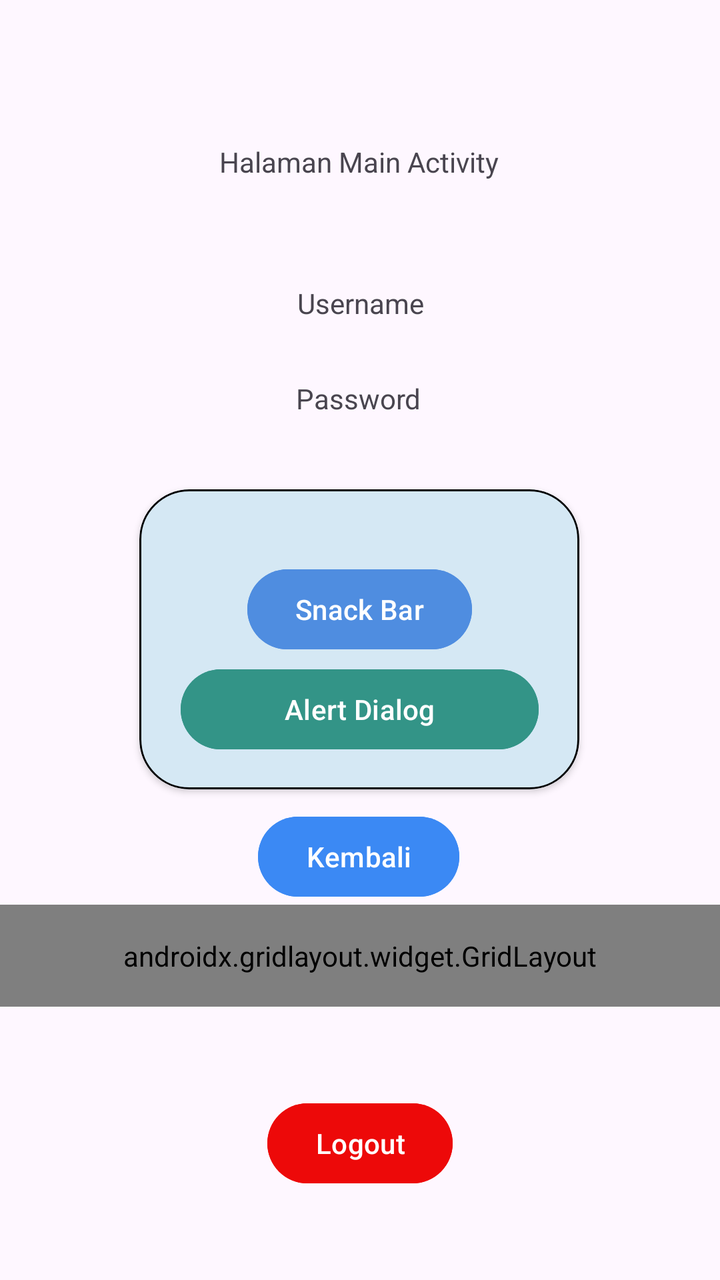
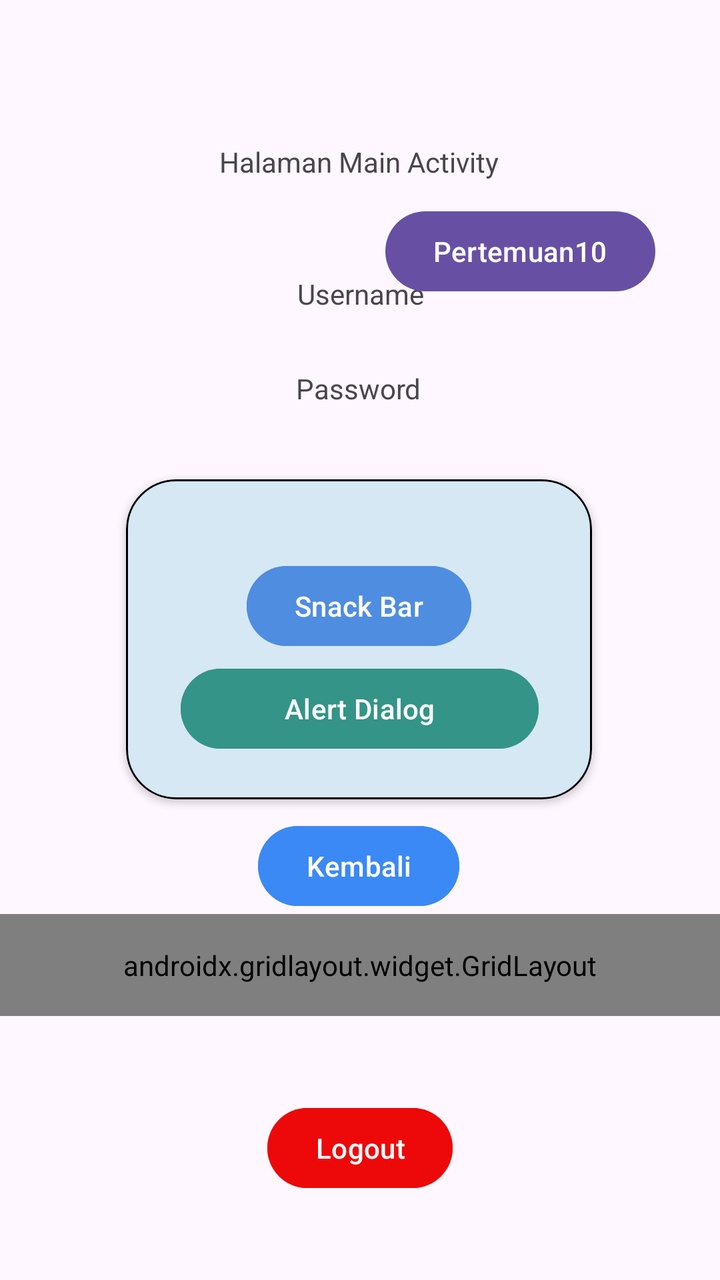

Two renders of the same Android screen: before a commit and after it. Below are the layout's source before the change and the commit's diff.
<!-- AndroidManifest.xml: application theme Theme.Rizky3TIB -->
<!-- res/layout/fragment_home.xml -->
<?xml version="1.0" encoding="utf-8"?>
<androidx.constraintlayout.widget.ConstraintLayout xmlns:android="http://schemas.android.com/apk/res/android"
    xmlns:tools="http://schemas.android.com/tools"
    android:layout_width="match_parent"
    android:layout_height="match_parent"
    xmlns:app="http://schemas.android.com/apk/res-auto"
    tools:context=".Home.HomeFragment">


    <TextView
        android:id="@+id/txtUsername"
        android:layout_width="wrap_content"
        android:layout_height="wrap_content"
        android:layout_marginBottom="24dp"
        android:text="Username"
        app:layout_constraintBottom_toTopOf="@+id/txtPassword"
        app:layout_constraintEnd_toEndOf="parent"
        app:layout_constraintHorizontal_bias="0.501"
        app:layout_constraintStart_toStartOf="parent"
        app:layout_constraintTop_toBottomOf="@+id/txtJudulHalaman"
        app:layout_constraintVertical_bias="0.916" />

    <TextView
        android:id="@+id/txtPassword"
        android:layout_width="wrap_content"
        android:layout_height="wrap_content"
        android:layout_marginBottom="36dp"
        android:text="Password"
        app:layout_constraintBottom_toTopOf="@+id/materialCardView"
        app:layout_constraintEnd_toEndOf="parent"
        app:layout_constraintHorizontal_bias="0.498"
        app:layout_constraintStart_toStartOf="parent" />

    <TextView
        android:id="@+id/txtJudulHalaman"
        android:layout_width="wrap_content"
        android:layout_height="wrap_content"
        android:text="Halaman Main Activity"
        app:layout_constraintBottom_toBottomOf="parent"
        app:layout_constraintEnd_toEndOf="parent"
        app:layout_constraintHorizontal_bias="0.498"
        app:layout_constraintStart_toStartOf="parent"
        app:layout_constraintTop_toTopOf="parent"
        app:layout_constraintVertical_bias="0.115" />

    <Button
        android:id="@+id/btnKembali"
        android:layout_width="wrap_content"
        android:layout_height="wrap_content"
        android:backgroundTint="#3B89F4"
        android:text="Kembali"
        app:layout_constraintBottom_toBottomOf="parent"
        app:layout_constraintEnd_toEndOf="parent"
        app:layout_constraintHorizontal_bias="0.498"
        app:layout_constraintStart_toStartOf="parent"
        app:layout_constraintTop_toBottomOf="@+id/materialCardView"
        app:layout_constraintVertical_bias="0.049" />

    <com.google.android.material.card.MaterialCardView
        android:id="@+id/materialCardView"
        android:layout_width="220dp"
        android:layout_height="150dp"

        app:cardBackgroundColor="#D5E8F4"
        app:strokeColor="@color/black"
        app:strokeWidth="1dp"
        app:cardCornerRadius="25dp"
        app:cardElevation="2dp"

        app:layout_constraintBottom_toBottomOf="parent"
        app:layout_constraintEnd_toEndOf="parent"
        app:layout_constraintHorizontal_bias="0.497"
        app:layout_constraintStart_toStartOf="parent"
        app:layout_constraintTop_toTopOf="parent"
        app:layout_constraintVertical_bias="0.499">



        <androidx.constraintlayout.widget.ConstraintLayout
            android:layout_width="match_parent"
            android:layout_height="match_parent"
            android:layout_margin="10dp">

            <Button
                android:id="@+id/btnAlertDialog"
                android:layout_width="179dp"
                android:layout_height="wrap_content"
                android:backgroundTint="#339487"
                android:text="Alert Dialog"
                app:layout_constraintBottom_toBottomOf="parent"
                app:layout_constraintEnd_toEndOf="parent"
                app:layout_constraintHorizontal_bias="0.512"
                app:layout_constraintStart_toStartOf="parent"
                app:layout_constraintTop_toBottomOf="@+id/btnSnackBar"
                app:layout_constraintVertical_bias="0.231" />

            <Button
                android:id="@+id/btnSnackBar"
                android:layout_width="wrap_content"
                android:layout_height="wrap_content"
                android:backgroundTint="@color/btn_primary"
                android:text="Snack Bar"
                app:layout_constraintBottom_toBottomOf="parent"
                app:layout_constraintEnd_toEndOf="parent"
                app:layout_constraintStart_toStartOf="parent"
                app:layout_constraintTop_toTopOf="parent"
                app:layout_constraintVertical_bias="0.319" />
        </androidx.constraintlayout.widget.ConstraintLayout>

    </com.google.android.material.card.MaterialCardView>

    <androidx.gridlayout.widget.GridLayout
        android:id="@+id/gridMenu"
        android:layout_width="0dp"
        android:layout_height="wrap_content"
        android:padding="16dp"
        app:columnCount="1"
        app:useDefaultMargins="true"
        app:layout_constraintEnd_toEndOf="parent"
        app:layout_constraintStart_toStartOf="parent"
        app:layout_constraintTop_toBottomOf="@+id/btnKembali">


    <Button
        android:id="@+id/btnToLima"
        android:layout_width="wrap_content"
        android:layout_height="wrap_content"
        android:text="Pertemuan 5"
        app:layout_columnWeight="1"
        app:layout_constraintBottom_toBottomOf="parent"
        app:layout_constraintEnd_toEndOf="parent"
        app:layout_constraintHorizontal_bias="0.503"
        app:layout_constraintStart_toStartOf="parent"
        app:layout_constraintTop_toBottomOf="@+id/btnKembali"
        app:layout_constraintVertical_bias="0.092" />

    <Button
        android:id="@+id/btnToSix"
        android:layout_width="wrap_content"
        android:layout_height="wrap_content"
        android:backgroundTint="#8736A4"
        android:text="Pertemuan 6"
        app:layout_columnWeight="1"
        app:layout_constraintBottom_toBottomOf="parent"
        app:layout_constraintEnd_toEndOf="parent"
        app:layout_constraintHorizontal_bias="0.503"
        app:layout_constraintStart_toStartOf="parent"
        app:layout_constraintTop_toBottomOf="@+id/btnToLima"
        app:layout_constraintVertical_bias="0.144" />

        <Button
            android:id="@+id/btnToNinth"
            android:layout_width="wrap_content"
            android:layout_height="wrap_content"
            android:text="Pertemuan 9"
            app:layout_columnWeight="1"

            android:backgroundTint="#D0A32E"
            app:layout_constraintBottom_toBottomOf="parent"
            app:layout_constraintEnd_toEndOf="parent"
            app:layout_constraintHorizontal_bias="0.448"
            app:layout_constraintStart_toEndOf="@+id/btnToSix"
            app:layout_constraintTop_toTopOf="parent"
            app:layout_constraintVertical_bias="0.852" />
    </androidx.gridlayout.widget.GridLayout>

    <Button
        android:id="@+id/btnLogout"
        android:layout_width="wrap_content"
        android:layout_height="wrap_content"
        android:backgroundTint="#ED0909"
        android:text="Logout"
        app:layout_constraintBottom_toBottomOf="parent"
        app:layout_constraintEnd_toEndOf="parent"
        app:layout_constraintStart_toStartOf="parent"
        app:layout_constraintTop_toBottomOf="@+id/gridMenu" />



</androidx.constraintlayout.widget.ConstraintLayout>
<!-- resources referenced by this layout -->
<resources>
  <color name="black">#FF000000</color>
  <color name="btn_primary">#4F8DE0</color>
  <style name="Theme.Rizky3TIB" parent="Base.Theme.Rizky3TIB" />
  <style name="Base.Theme.Rizky3TIB" parent="Theme.Material3.DayNight.NoActionBar">
          
          
      </style>
</resources>

<!-- the commit's change to res/layout/fragment_home.xml (unified diff, before → after) -->
@@ -58,22 +58,21 @@
 
     <com.google.android.material.card.MaterialCardView
         android:id="@+id/materialCardView"
-        android:layout_width="220dp"
-        android:layout_height="150dp"
+        android:layout_width="233dp"
+        android:layout_height="160dp"
 
         app:cardBackgroundColor="#D5E8F4"
-        app:strokeColor="@color/black"
-        app:strokeWidth="1dp"
         app:cardCornerRadius="25dp"
         app:cardElevation="2dp"
-
         app:layout_constraintBottom_toBottomOf="parent"
         app:layout_constraintEnd_toEndOf="parent"
+
         app:layout_constraintHorizontal_bias="0.497"
         app:layout_constraintStart_toStartOf="parent"
         app:layout_constraintTop_toTopOf="parent"
-        app:layout_constraintVertical_bias="0.499">
-
+        app:layout_constraintVertical_bias="0.499"
+        app:strokeColor="@color/black"
+        app:strokeWidth="1dp">
 
 
         <androidx.constraintlayout.widget.ConstraintLayout
@@ -175,6 +174,17 @@
         app:layout_constraintStart_toStartOf="parent"
         app:layout_constraintTop_toBottomOf="@+id/gridMenu" />
 
+    <Button
+        android:id="@+id/btnToTenth"
+        android:layout_width="wrap_content"
+        android:layout_height="wrap_content"
+        android:text="Pertemuan10"
+        app:layout_constraintBottom_toBottomOf="parent"
+        app:layout_constraintEnd_toEndOf="parent"
+        app:layout_constraintHorizontal_bias="0.856"
+        app:layout_constraintStart_toStartOf="parent"
+        app:layout_constraintTop_toTopOf="parent"
+        app:layout_constraintVertical_bias="0.172" />
 
 
 </androidx.constraintlayout.widget.ConstraintLayout>
